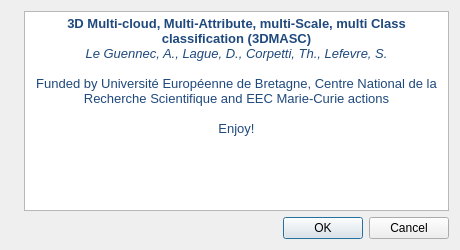
Above: classifyDisclaimerDlg.ui from dgirardeau/q3DMASC before the change. Below: the same form after it.
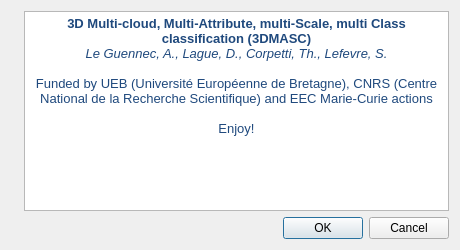
That is the form after the change. Icons and pictures are not drawn.

What changed in the file:
```diff
--- a/classifyDisclaimerDlg.ui
+++ b/classifyDisclaimerDlg.ui
@@ -52,7 +52,7 @@
 &lt;p align=&quot;center&quot; style=&quot; margin-top:0px; margin-bottom:0px; margin-left:0px; margin-right:0px; -qt-block-indent:0; text-indent:0px;&quot;&gt;&lt;span style=&quot; font-family:'Calibri,sans-serif'; font-size:10pt; font-weight:600; color:#1f497d;&quot;&gt;3D Multi-cloud, Multi-Attribute, multi-Scale, multi Class classification (3DMASC)&lt;/span&gt;&lt;/p&gt;
 &lt;p align=&quot;center&quot; style=&quot; margin-top:0px; margin-bottom:0px; margin-left:0px; margin-right:0px; -qt-block-indent:0; text-indent:0px; background-color:#ffffff;&quot;&gt;&lt;span style=&quot; font-family:'Calibri,sans-serif'; font-size:10pt; font-style:italic; color:#1f497d;&quot;&gt;Le Guennec, A., Lague, D., Corpetti, Th., Lefevre, S.&lt;/span&gt;&lt;/p&gt;
 &lt;p align=&quot;center&quot; style=&quot;-qt-paragraph-type:empty; margin-top:0px; margin-bottom:0px; margin-left:0px; margin-right:0px; -qt-block-indent:0; text-indent:0px; font-family:'Calibri,sans-serif'; font-size:10pt; font-style:italic; color:#1f497d; background-color:#ffffff;&quot;&gt;&lt;br /&gt;&lt;/p&gt;
-&lt;p align=&quot;center&quot; style=&quot; margin-top:0px; margin-bottom:0px; margin-left:0px; margin-right:0px; -qt-block-indent:0; text-indent:0px; background-color:#ffffff;&quot;&gt;&lt;span style=&quot; font-family:'Calibri,sans-serif'; font-size:10pt; color:#1f497d; background-color:#ffffff;&quot;&gt;Funded by Université Européenne de Bretagne, Centre National de la Recherche Scientifique and EEC Marie-Curie actions&lt;/span&gt;&lt;/p&gt;
+&lt;p align=&quot;center&quot; style=&quot; margin-top:0px; margin-bottom:0px; margin-left:0px; margin-right:0px; -qt-block-indent:0; text-indent:0px; background-color:#ffffff;&quot;&gt;&lt;span style=&quot; font-family:'Calibri,sans-serif'; font-size:10pt; color:#1f497d; background-color:#ffffff;&quot;&gt;Funded by UEB (Université Européenne de Bretagne), CNRS (Centre National de la Recherche Scientifique) and EEC Marie-Curie actions&lt;/span&gt;&lt;/p&gt;
 &lt;p align=&quot;center&quot; style=&quot;-qt-paragraph-type:empty; margin-top:0px; margin-bottom:0px; margin-left:0px; margin-right:0px; -qt-block-indent:0; text-indent:0px; font-family:'Calibri,sans-serif'; font-size:10pt; color:#1f497d; background-color:#ffffff;&quot;&gt;&lt;br /&gt;&lt;/p&gt;
 &lt;p align=&quot;center&quot; style=&quot; margin-top:0px; margin-bottom:0px; margin-left:0px; margin-right:0px; -qt-block-indent:0; text-indent:0px; background-color:#ffffff;&quot;&gt;&lt;span style=&quot; font-family:'Calibri,sans-serif'; font-size:10pt; color:#1f497d;&quot;&gt;Enjoy!&lt;/span&gt;&lt;/p&gt;&lt;/body&gt;&lt;/html&gt;</string>
        </property>
```
